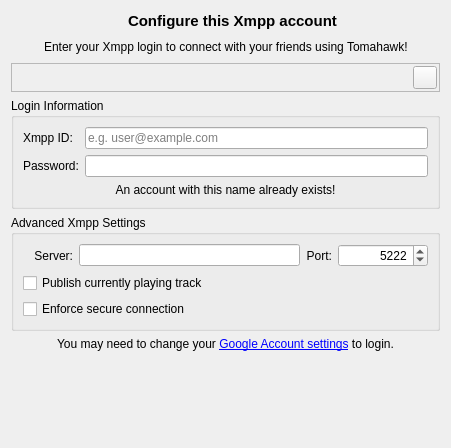
Above: src/accounts/xmpp/XmppConfigWidget.ui from tomahawk-player/tomahawk before the change. Below: the same form after it.
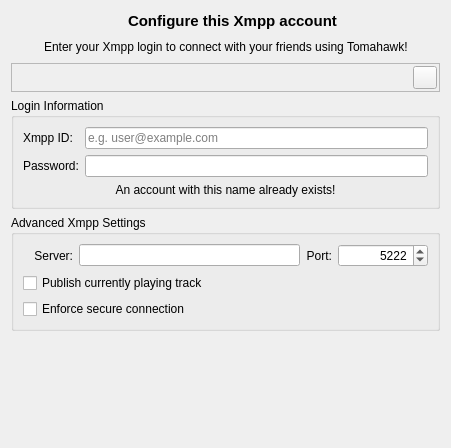
That is the form after the change. Icons and pictures are not drawn.

Commit message: re-named googleHint, serviceHint, and generalised

```diff
--- a/src/accounts/xmpp/XmppConfigWidget.ui
+++ b/src/accounts/xmpp/XmppConfigWidget.ui
@@ -418,11 +418,11 @@
      <property name="maximumSize">
       <size>
        <width>16777215</width>
-       <height>20</height>
+       <height>16777215</height>
       </size>
      </property>
      <property name="text">
-      <string>&lt;html&gt;&lt;head/&gt;&lt;body&gt;&lt;p&gt;You may need to change your &lt;a href=&quot;https://www.google.com/settings/security/lesssecureapps&quot;&gt;&lt;span style=&quot; text-decoration: underline; color:#0000ff;&quot;&gt;Google Account settings&lt;/span&gt;&lt;/a&gt; to login.&lt;/p&gt;&lt;/body&gt;&lt;/html&gt;</string>
+      <string>&lt;html&gt;&lt;head/&gt;&lt;body&gt;&lt;p&gt;&lt;br/&gt;&lt;/p&gt;&lt;/body&gt;&lt;/html&gt;</string>
      </property>
      <property name="textFormat">
       <enum>Qt::RichText</enum>
```
Left out of the diff: 2 changed lines with no effect on the pictures. The commit also changes 2 other files.
